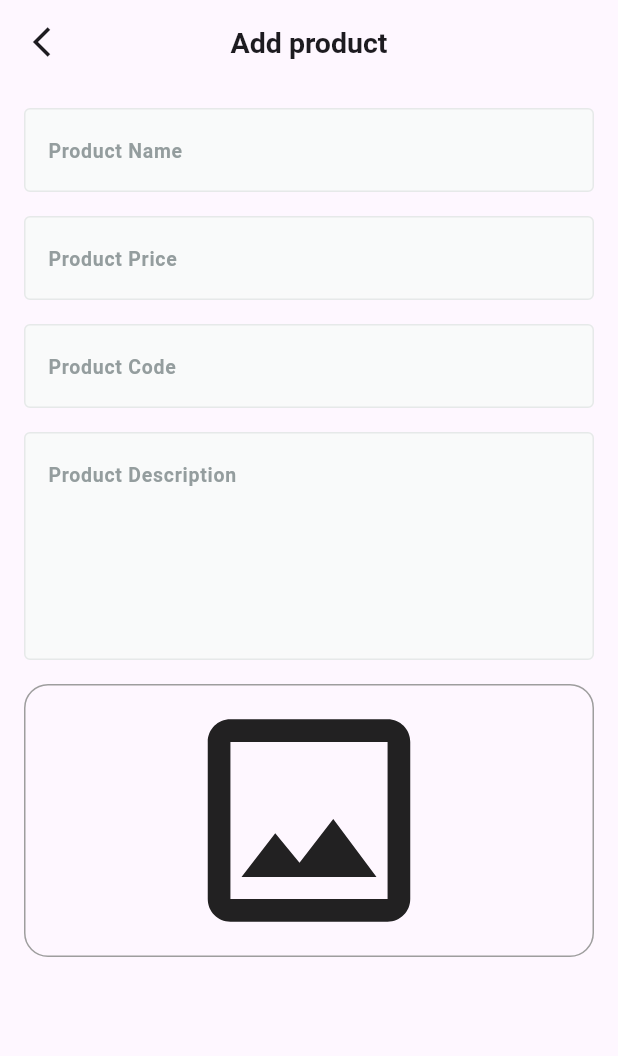
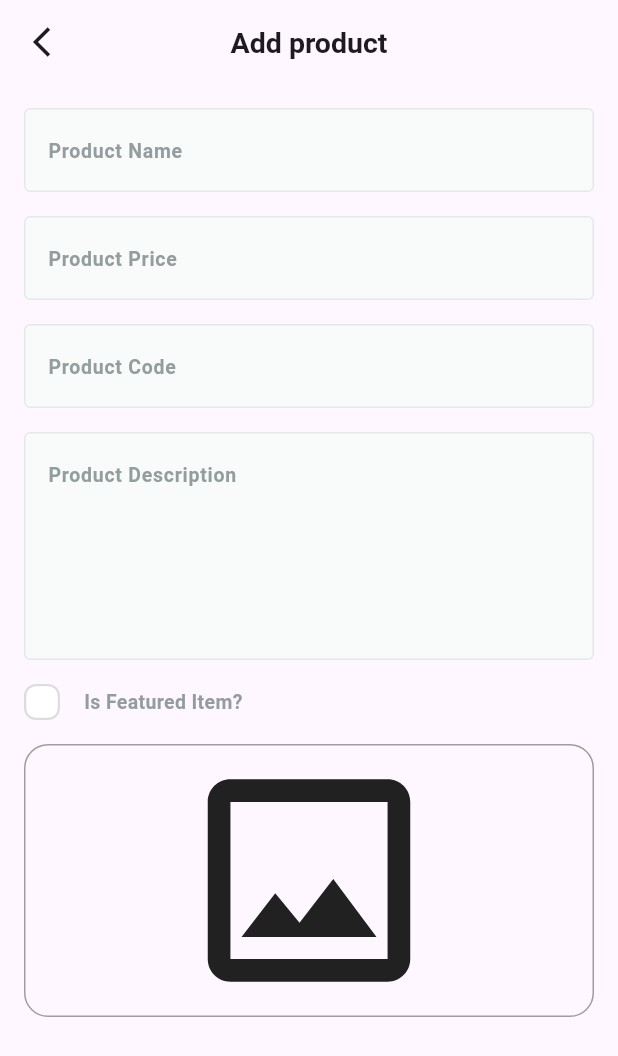
Before and after one commit to Menna2Alaa/fruitHubDashboard, a Flutter app: the AddProductView screen opened by its route, on a phone screen of 412 x 824 dp. Shown: the top 1056 px of the screen. Run offline on Flutter 3.47's test engine with Material 3 defaults, Android fonts, the phone set to English and light mode, and no system bars; drawn by our look-alikes of skeletonizer; our stand-ins replace firebase_core, image_picker; accounts and stored records are empty.

Commit message:
create product form done

```diff
--- a/lib/features/add_product/presentation/views/widgets/add_product_view_body.dart
+++ b/lib/features/add_product/presentation/views/widgets/add_product_view_body.dart
@@ -1,6 +1,7 @@
 import 'package:flutter/material.dart';
 import 'package:fruit_hub_dashboard/features/add_product/presentation/views/widgets/custome_text_form_field.dart';
 import 'package:fruit_hub_dashboard/features/add_product/presentation/views/widgets/image_field.dart';
+import 'package:fruit_hub_dashboard/features/add_product/presentation/views/widgets/is_featured_check_box.dart';
 
 class AddProductViewBody extends StatefulWidget {
   const AddProductViewBody({super.key});
@@ -45,6 +46,8 @@ class _AddProductViewBodyState extends State<AddProductViewBody> {
                 maxLines: 5,
               ),
               const SizedBox(height: 16),
+              IsFeaturedCheckBox(onChanged: (value) {}),
+              const SizedBox(height: 16),
               ImageField(onFileChanged: (image) {}),
             ],
           ),
--- /dev/null
+++ b/lib/features/add_product/presentation/views/widgets/custome_check_box.dart
@@ -0,0 +1,42 @@
+import 'package:flutter/material.dart';
+import 'package:fruit_hub_dashboard/core/utilies/app_colors.dart';
+
+class CustomeCheckBox extends StatefulWidget {
+  const CustomeCheckBox({super.key, required this.onChanged});
+  final ValueChanged<bool> onChanged;
+
+  @override
+  State<CustomeCheckBox> createState() => _CustomeCheckBoxState();
+}
+
+class _CustomeCheckBoxState extends State<CustomeCheckBox> {
+  bool isChecked = false;
+
+  @override
+  Widget build(BuildContext context) {
+    return GestureDetector(
+      onTap: () {
+        setState(() {
+          isChecked = !isChecked;
+        });
+        widget.onChanged(isChecked);
+      },
+      child: AnimatedContainer(
+        width: 24,
+        height: 24,
+        duration: const Duration(milliseconds: 300),
+        decoration: ShapeDecoration(
+          color: isChecked ? AppColors.primaryColor : Colors.white,
+          shape: RoundedRectangleBorder(
+            side: BorderSide(
+              width: 1.5,
+              color: isChecked ? Colors.transparent : const Color(0xffDCDEDE),
+            ),
+            borderRadius: BorderRadius.circular(8),
+          ),
+        ),
+        child: isChecked ? Icon(Icons.check, color: Colors.white) : SizedBox(),
+      ),
+    );
+  }
+}
--- /dev/null
+++ b/lib/features/add_product/presentation/views/widgets/is_featured_check_box.dart
@@ -0,0 +1,34 @@
+import 'package:flutter/material.dart';
+import 'package:fruit_hub_dashboard/core/utilies/app_text_styles.dart';
+import 'package:fruit_hub_dashboard/features/add_product/presentation/views/widgets/custome_check_box.dart';
+
+class IsFeaturedCheckBox extends StatelessWidget {
+  const IsFeaturedCheckBox({super.key, required this.onChanged});
+  final ValueChanged<bool> onChanged;
+
+  @override
+  Widget build(BuildContext context) {
+    return Row(
+      children: [
+        CustomeCheckBox(onChanged: onChanged),
+        SizedBox(width: 16),
+        //Checkbox(value: false, onChanged: (value) {}),
+        Expanded(
+          child: Text.rich(
+            TextSpan(
+              children: [
+                TextSpan(
+                  text: 'Is Featured Item?',
+                  style: AppTextStyles.semiBold13.copyWith(
+                    color: const Color(0xFF949D9E),
+                  ),
+                ),
+              ],
+            ),
+            textAlign: TextAlign.start,
+          ),
+        ),
+      ],
+    );
+  }
+}
--- a/pubspec.yaml
+++ b/pubspec.yaml
@@ -10,6 +10,7 @@ dependencies:
   firebase_core: ^4.1.1
   flutter:
     sdk: flutter
+  flutter_svg: ^2.2.1
   image_picker: ^1.2.0
   skeletonizer: ^2.1.0+1
 
```
Also changed, not shown: pubspec.lock.
